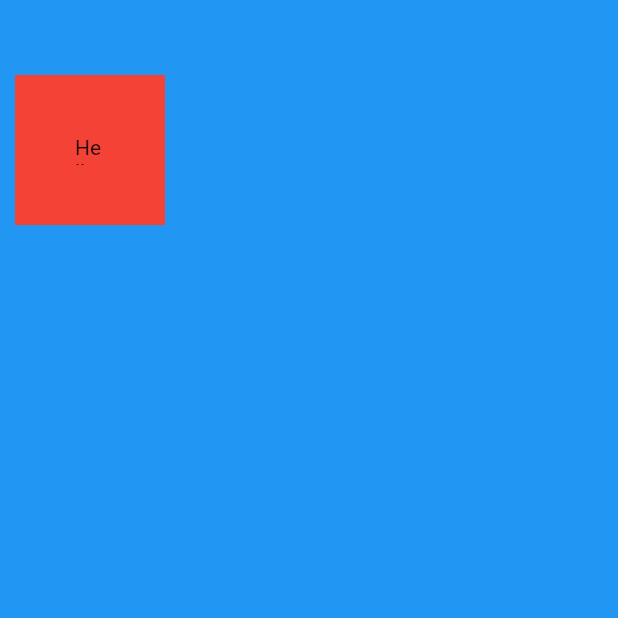
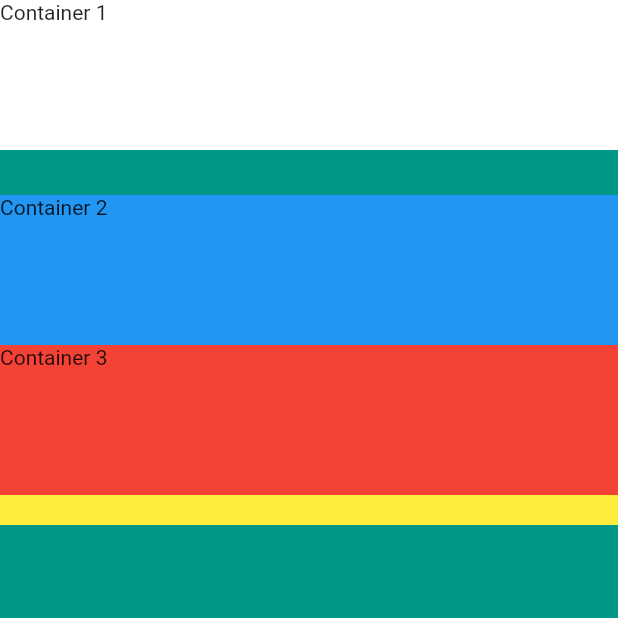
Before and after one commit to cjw020607/flutter-project, a Flutter app: the screen it shows after launch, on a phone screen of 412 x 824 dp, the top half of it. Run offline on Flutter 3.47's test engine with Material 2 defaults, Android fonts, the phone set to English and light mode, and no system bars.

Commit message:
1-21 column widget

```diff
--- a/flutter_application_1/lib/main.dart
+++ b/flutter_application_1/lib/main.dart
@@ -21,24 +21,64 @@ class MyPage extends StatelessWidget {
   @override
   Widget build(BuildContext context) {
     return Scaffold(
-      backgroundColor: Colors.blue,
-      body: SafeArea(
-        //container는 최대한 많은 공간 차지하려고 함
-        //child 가지게 될 경우 child 크기로 줄어듦 (container는 하나의 child만 가짐)
-        child: Container(
-          color: Colors.red,
-          width: 100,
-          height: 100,
-          //margin: 위젯의 바깥쪽
-          margin: EdgeInsets.symmetric(
-            vertical: 50,
-            horizontal: 10,
+        backgroundColor: Colors.teal,
+        body: SafeArea(
+          //column은 세로축으로 가능한 모든 공간 다 차지함
+          child: Center(
+            child: Column(
+              //mainAxisAlignment는 세로축 위치 설정 (세로축의 모든 공간을 차지함)
+              // mainAxisAlignment: MainAxisAlignment.center,
+              //-----------
+              //mainAxisSize
+              // mainAxisSize: MainAxisSize.min, //컨테티너의 필수 영역만큼으로 줄어듦
+              //-----------
+              //아래에서부터 위로 배치
+              //verticalDirection: VerticalDirection.up,
+              //------------
+              //사이에 같은 간격으로 배치
+              //mainAxisAlignment: MainAxisAlignment.spaceEvenly,
+              //-----------
+              //상,중,하에 배치
+              //mainAxisAlignment: MainAxisAlignment.spaceBetween,
+              //--------
+              //맨 오른쪽으로 정렬 (맨 아래에 container 추가)
+              //crossAxisAlignment: CrossAxisAlignment.end,
+              //-----------
+              //가로 방향으로 최대한 확장(container의 width 따로 설정할 필요 없음)
+              crossAxisAlignment: CrossAxisAlignment.stretch,
+
+              children: [
+                Container(
+                  width: 100,
+                  height: 100,
+                  color: Colors.white,
+                  child: Text('Container 1'),
+                ),
+                //container 사이의 간격 설정
+                SizedBox(
+                  height: 30.0,
+                ),
+                Container(
+                  width: 100,
+                  height: 100,
+                  color: Colors.blue,
+                  child: Text('Container 2'),
+                ),
+                Container(
+                  width: 100,
+                  height: 100,
+                  color: Colors.red,
+                  child: Text('Container 3'),
+                ),
+                //가시성 위해 height 지정
+                Container(
+                  width: double.infinity,
+                  color: Colors.yellow,
+                  height: 20,
+                )
+              ],
+            ),
           ),
-          //padding: 위젯의 안쪽
-          padding: EdgeInsets.all(40),
-          child: Text('Hello'),
-        ),
-      ),
-    );
+        ));
   }
 }
```
